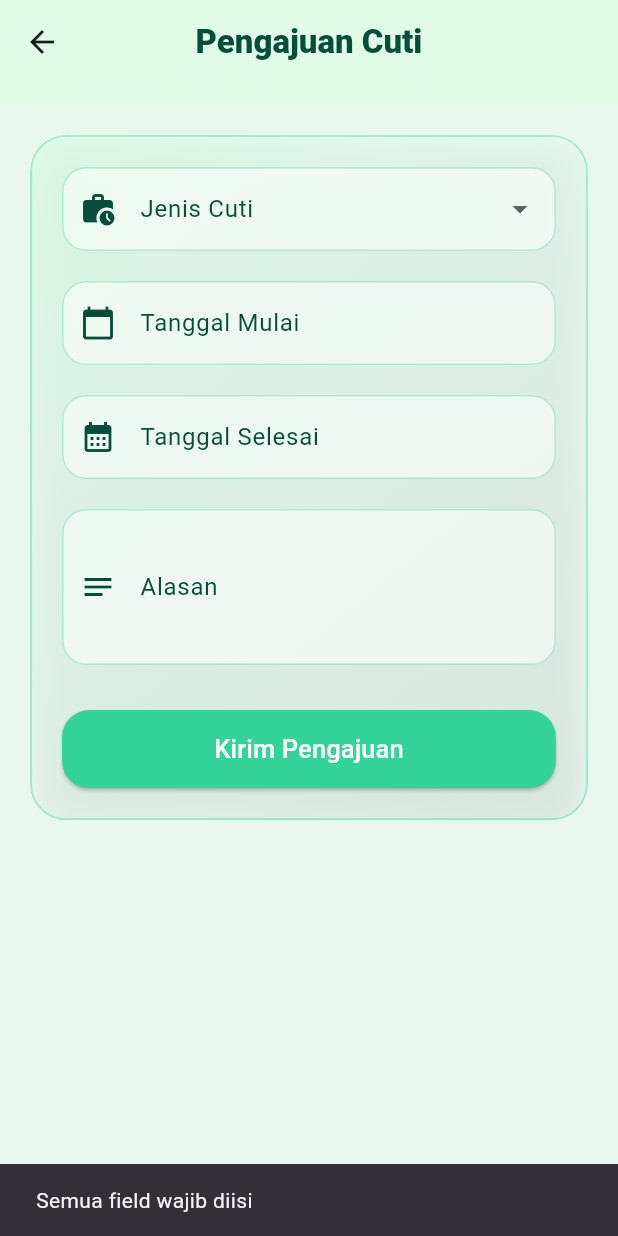
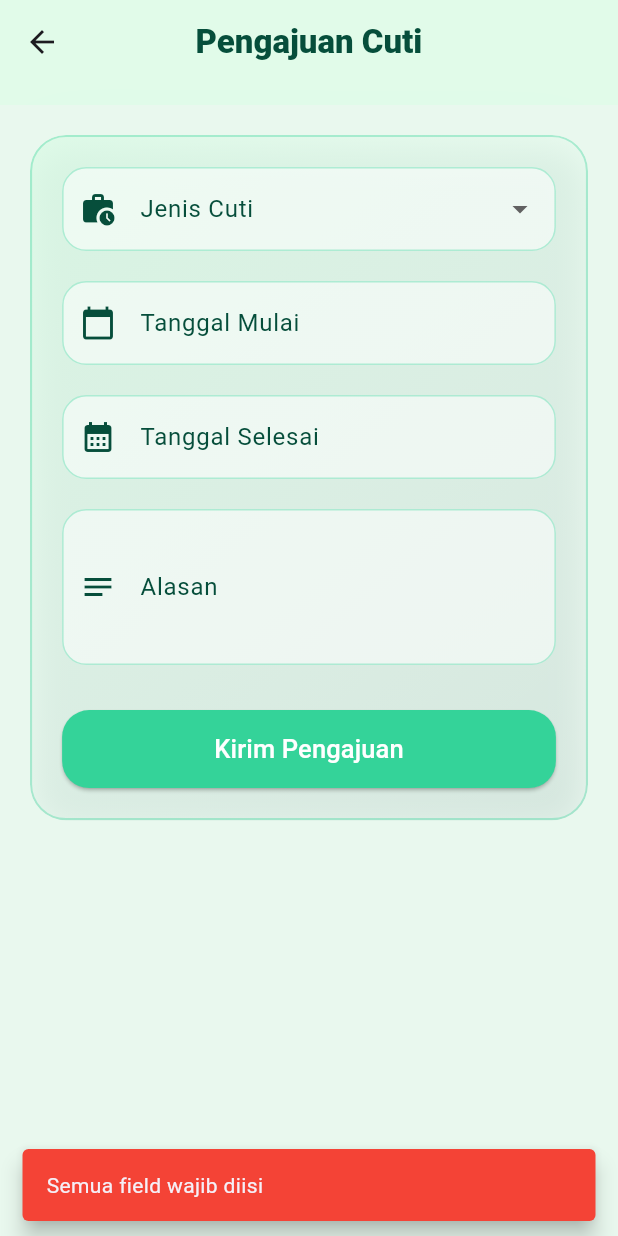
Before and after one commit to FriskaAnjelinaPutri/YSP_SPF_MOBILE, a Flutter app: the CutiAddScreen screen opened directly with empty values, after a tap on "Kirim Pengajuan", on a phone screen of 412 x 824 dp. Run offline on Flutter 3.47's test engine with Material 3 defaults, Android fonts, the phone set to English and light mode, and no system bars; our stand-ins replace flutter_map, geolocator, latlong2, shared_preferences; accounts and stored records are empty.

Commit message:
fix: update SnackBar messages for better user feedback and formatting

```diff
--- a/lib/screens/cuti_add_screen.dart
+++ b/lib/screens/cuti_add_screen.dart
@@ -48,7 +48,11 @@ class _CutiAddScreenState extends State<CutiAddScreen> {
         mulaiController.text.isEmpty ||
         selesaiController.text.isEmpty) {
       ScaffoldMessenger.of(context).showSnackBar(
-        const SnackBar(content: Text("Semua field wajib diisi")),
+        const SnackBar(
+          content: Text("Semua field wajib diisi"),
+          backgroundColor: Colors.red,
+          behavior: SnackBarBehavior.floating,
+        ),
       );
       return;
     }
@@ -71,12 +75,20 @@ class _CutiAddScreenState extends State<CutiAddScreen> {
 
     if (result['success'] == true) {
       ScaffoldMessenger.of(context).showSnackBar(
-        SnackBar(content: Text(result['message'] ?? "Pengajuan berhasil")),
+        SnackBar(
+          content: Text(result['message'] ?? "Pengajuan berhasil"),
+          backgroundColor: Colors.green,
+          behavior: SnackBarBehavior.floating,
+        ),
       );
       Navigator.pop(context, true);
     } else {
       ScaffoldMessenger.of(context).showSnackBar(
-        SnackBar(content: Text(result['message'] ?? "Pengajuan gagal")),
+        SnackBar(
+          content: Text(result['message'] ?? "Pengajuan gagal"),
+          backgroundColor: Colors.red,
+          behavior: SnackBarBehavior.floating,
+        ),
       );
     }
   }
```
Also changed, not shown: lib/screens/absen_keluar_screen.dart (+21 -5 lines), lib/screens/absen_masuk_screen.dart (+35 -8 lines), lib/screens/edit_data_screen.dart (+26 -9 lines), lib/screens/helpdesk_add_screen.dart (+15 -4 lines), lib/screens/lembur_add_screen.dart (+27 -14 lines), lib/screens/login_screen.dart (+13 -7 lines), lib/screens/update_profile_screen.dart (+25 -8 lines).
